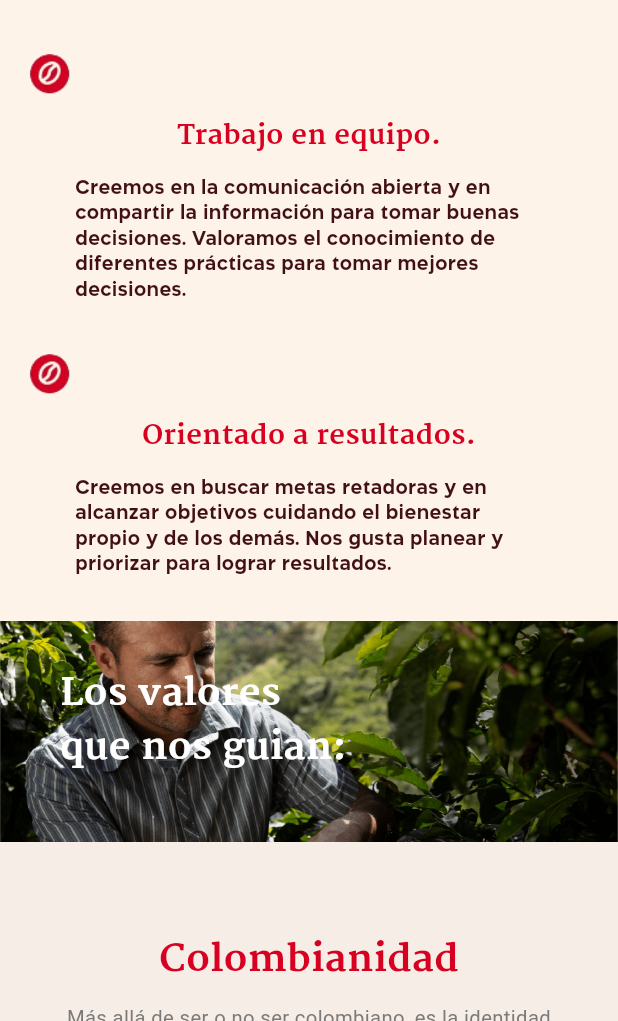
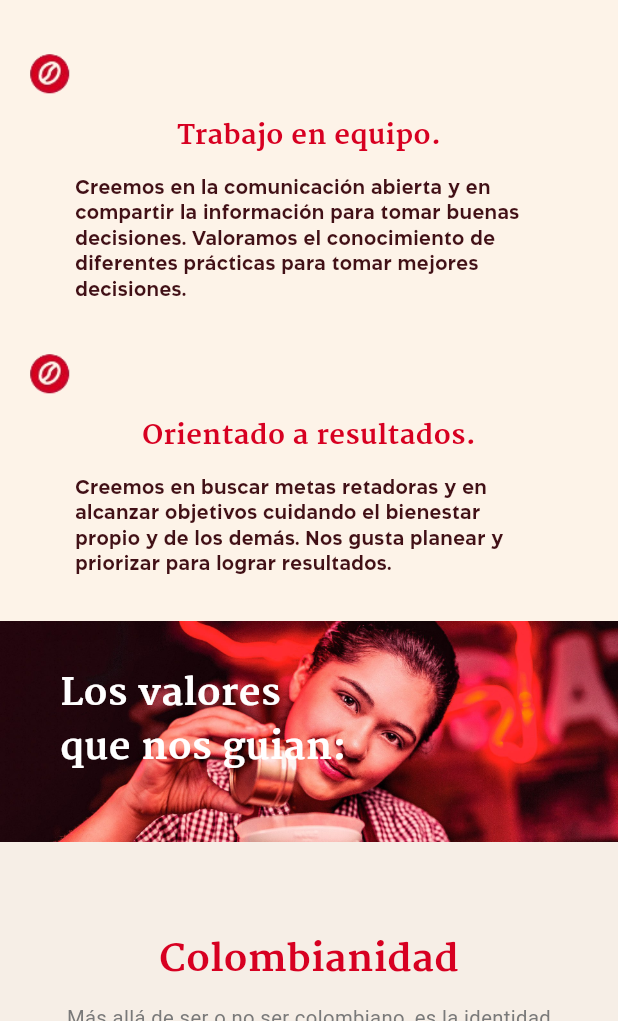
Before and after one commit to WilmanMontenegro/juan_valdez, a Flutter app: the QuieneSomos screen opened directly, scrolled down 2304 dp, on a phone screen of 412 x 824 dp, the part 215-1236 px from its top. Run offline on Flutter 3.47's test engine with Material 3 defaults, Android fonts, the phone set to English and light mode, and no system bars; our stand-ins replace carousel_slider, dots_indicator, font_awesome_flutter; Roboto replaces fonts that are missing (aftika-extra-light); project files that could hold a hidden picture were left out.

Commit message:
Actualización de imágenes en Quienes Somos

```diff
--- a/lib/quienes_somos.dart
+++ b/lib/quienes_somos.dart
@@ -52,7 +52,7 @@ class QuieneSomos extends StatelessWidget {
 
             AspectRatio( //Cambiar el tamaño de la imagen (Aspecto)
               aspectRatio: 2.8,
-              child: Image.asset('assets/images/cafe.png', fit: BoxFit.cover)
+              child: Image.asset('assets/images/cafe.jpg', fit: BoxFit.cover)
             ),
 
             Container(
@@ -88,7 +88,7 @@ class QuieneSomos extends StatelessWidget {
               children: [
                 AspectRatio( //Cambiar el tamaño de la imagen (Aspecto)
                 aspectRatio: 2.8,
-                child: Image.asset('assets/images/cafe.jpg', fit: BoxFit.cover)
+                child: Image.asset('assets/images/cafe2.jpg', fit: BoxFit.cover)
                ),
 
                const Positioned( //Agregar el texto sobre la Imagen
```
Also changed, not shown: assets/images/cafe.png (deleted), assets/images/cafe2.jpg (added).
